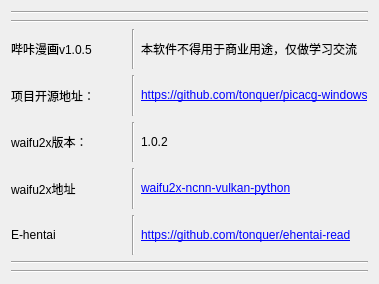
Old version of the form ui/about.ui in the repository tonquer/picacg-qt.
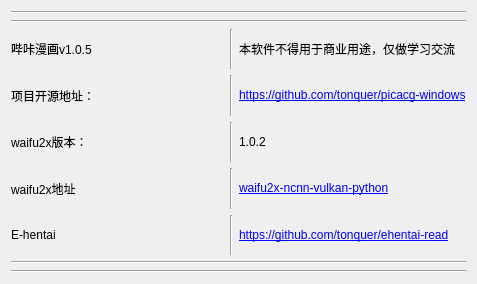
New version of the form.

Patch:
```diff
--- a/ui/about.ui
+++ b/ui/about.ui
@@ -6,7 +6,7 @@
    <rect>
     <x>0</x>
     <y>0</y>
-    <width>379</width>
+    <width>477</width>
     <height>284</height>
    </rect>
   </property>
```
Left out of the diff: 2 changed lines with no effect on the pictures.
